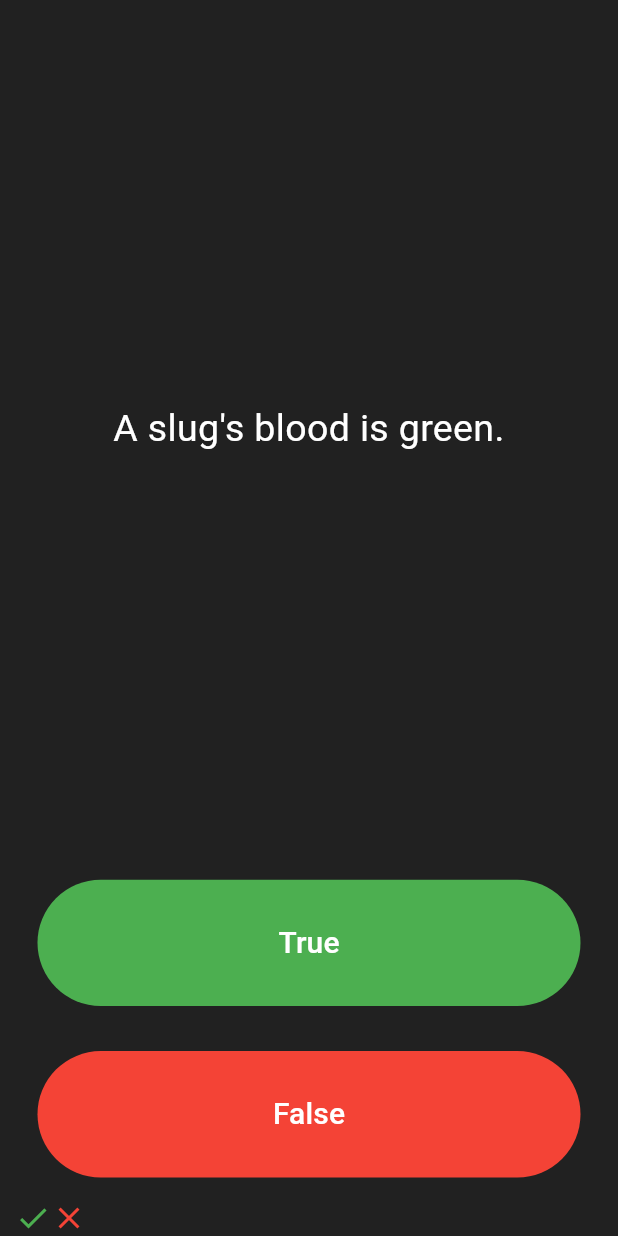
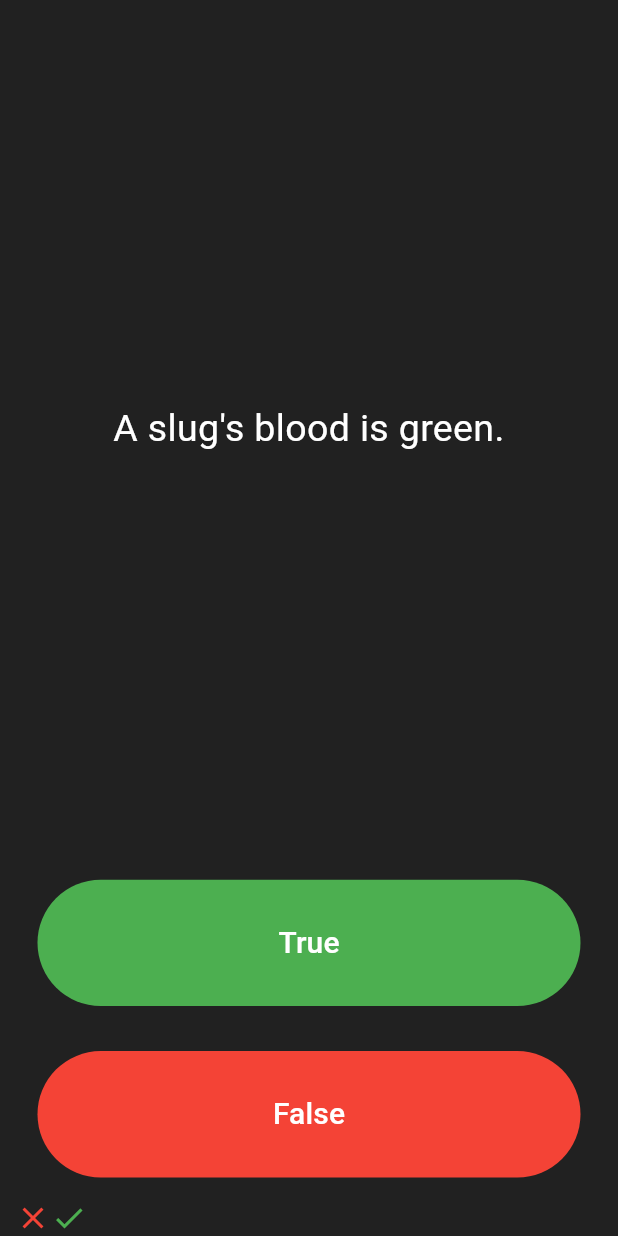
Before and after one commit to Perseus24/quizzler, a Flutter app: the screen it shows after launch, after a tap on "True", after a tap on "False", on a phone screen of 412 x 824 dp. Run offline on Flutter 3.47's test engine with Material 3 defaults, Android fonts, the phone set to English and light mode, and no system bars.

Commit message:
task(project): Added an if else for checking correct answers

```diff
--- a/lib/main.dart
+++ b/lib/main.dart
@@ -32,6 +32,7 @@ class _QuizPageState extends State<QuizPage> {
     'Approximately one quarter of human bones are in the feet.',
     'A slug\'s blood is green.'
   ];
+  List<bool> answers = [false, true, true];
   int tracker = 0;
   @override
   Widget build(BuildContext context) {
@@ -71,8 +72,12 @@ class _QuizPageState extends State<QuizPage> {
               ),
               onPressed: () {
                 setState(() {
+                  if(answers[tracker]){
+                    scoreKeeper.add(Icon(Icons.check, color: Colors.green,));
+                  }else{
+                    scoreKeeper.add(Icon(Icons.close, color: Colors.red,));
+                  }
                   tracker++;
-                  scoreKeeper.add(Icon(Icons.check, color: Colors.green,));
                 });
 
                 //The user picked true.
@@ -96,8 +101,12 @@ class _QuizPageState extends State<QuizPage> {
               ),
               onPressed: () {
                 setState(() {
+                  if(!answers[tracker]){
+                    scoreKeeper.add(Icon(Icons.close, color: Colors.red,));
+                  }else{
+                    scoreKeeper.add(Icon(Icons.check, color: Colors.green,));
+                  }
                   tracker++;
-                  scoreKeeper.add(Icon(Icons.close, color: Colors.red,));
                 });
 
                 //The user picked true.
```
